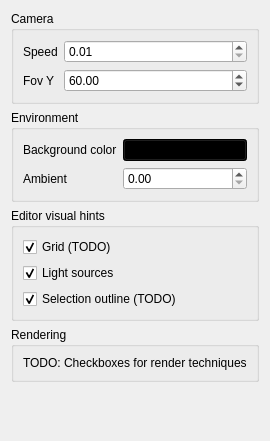
Before: the Qt Designer form Project3Root/Project3/ui/miscsettingswidget.ui in MarcFly/AGP-ShaderLearning, drawn with Qt 5.
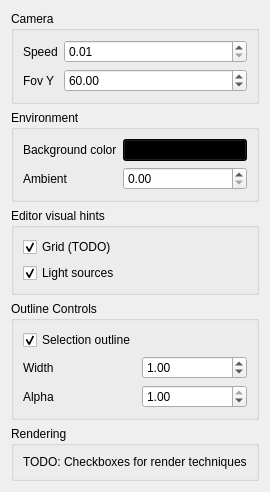
After: the same form once the commit is applied.

Commit message:
Mask Working - Outline Not
Mask is working but mask not, seems like clear depth has to be 1.
Wanted to put 0. to get better readablity but seems that is an issue then.

Outline controls are working, issue is with shader or buffers, will look into it better

Patch:
```diff
--- a/Project3Root/Project3/ui/miscsettingswidget.ui
+++ b/Project3Root/Project3/ui/miscsettingswidget.ui
@@ -119,10 +119,56 @@
         </property>
        </widget>
       </item>
-      <item>
+     </layout>
+    </widget>
+   </item>
+   <item>
+    <widget class="QGroupBox" name="groupBox_5">
+     <property name="title">
+      <string>Outline Controls</string>
+     </property>
+     <layout class="QGridLayout" name="gridLayout">
+      <item row="2" column="1">
+       <widget class="QDoubleSpinBox" name="OutlineAlphaSpinBox">
+        <property name="maximum">
+         <double>1.000000000000000</double>
+        </property>
+        <property name="singleStep">
+         <double>0.100000000000000</double>
+        </property>
+        <property name="value">
+         <double>1.000000000000000</double>
+        </property>
+       </widget>
+      </item>
+      <item row="2" column="0">
+       <widget class="QLabel" name="label_7">
+        <property name="text">
+         <string>Alpha</string>
+        </property>
+       </widget>
+      </item>
+      <item row="1" column="1">
+       <widget class="QDoubleSpinBox" name="OutlineWidthSpinBox">
+        <property name="singleStep">
+         <double>0.100000000000000</double>
+        </property>
+        <property name="value">
+         <double>1.000000000000000</double>
+        </property>
+       </widget>
+      </item>
+      <item row="1" column="0">
+       <widget class="QLabel" name="label_6">
+        <property name="text">
+         <string>Width</string>
+        </property>
+       </widget>
+      </item>
+      <item row="0" column="0">
        <widget class="QCheckBox" name="checkBoxSelectionOutline">
         <property name="text">
-         <string>Selection outline (TODO)</string>
+         <string>Selection outline</string>
         </property>
         <property name="checked">
          <bool>true</bool>
```
The commit also changes 8 other files.
